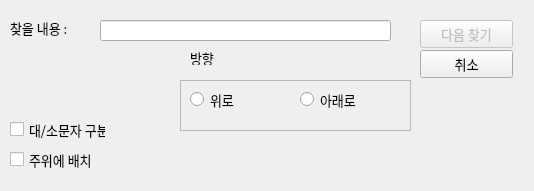
This is SW프로젝트/find.ui in hyunwk/transparent_notepad_python as Qt 5 draws it before an edit. The edited form follows.
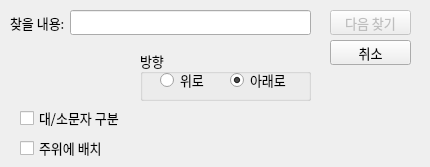
This is the edited form.

Commit message: find 파일 분리

```diff
--- a/SW프로젝트/find.ui
+++ b/SW프로젝트/find.ui
@@ -2,18 +2,22 @@
 <ui version="4.0">
  <class>Dialog</class>
  <widget class="QDialog" name="Dialog">
+  <property name="enabled">
+   <bool>true</bool>
+  </property>
   <property name="geometry">
    <rect>
     <x>0</x>
     <y>0</y>
-    <width>534</width>
-    <height>191</height>
+    <width>430</width>
+    <height>167</height>
    </rect>
   </property>
   <property name="font">
    <font>
-    <family>나눔고딕</family>
+    <family>나눔고딕OTF</family>
     <pointsize>10</pointsize>
+    <kerning>true</kerning>
    </font>
   </property>
   <property name="windowTitle">
@@ -23,28 +27,31 @@
    <property name="geometry">
     <rect>
      <x>10</x>
-     <y>20</y>
-     <width>81</width>
-     <height>16</height>
+     <y>10</y>
+     <width>56</width>
+     <height>25</height>
     </rect>
    </property>
    <property name="font">
     <font>
-     <family>Agency FB</family>
+     <family>나눔고딕OTF</family>
      <pointsize>10</pointsize>
     </font>
    </property>
    <property name="text">
-    <string>찾을 내용 : </string>
+    <string>찾을 내용:</string>
    </property>
   </widget>
   <widget class="QLineEdit" name="lineEdit">
+   <property name="enabled">
+    <bool>true</bool>
+   </property>
    <property name="geometry">
     <rect>
-     <x>100</x>
-     <y>20</y>
-     <width>291</width>
-     <height>21</height>
+     <x>70</x>
+     <y>10</y>
+     <width>241</width>
+     <height>25</height>
     </rect>
    </property>
   </widget>
@@ -54,15 +61,15 @@
    </property>
    <property name="geometry">
     <rect>
-     <x>420</x>
-     <y>20</y>
-     <width>93</width>
-     <height>28</height>
+     <x>330</x>
+     <y>10</y>
+     <width>81</width>
+     <height>25</height>
     </rect>
    </property>
    <property name="font">
     <font>
-     <family>Agency FB</family>
+     <family>나눔고딕OTF</family>
      <pointsize>10</pointsize>
     </font>
    </property>
@@ -71,17 +78,20 @@
    </property>
   </widget>
   <widget class="QPushButton" name="pushButton_cancel">
+   <property name="enabled">
+    <bool>true</bool>
+   </property>
    <property name="geometry">
     <rect>
-     <x>420</x>
-     <y>50</y>
-     <width>93</width>
-     <height>28</height>
+     <x>330</x>
+     <y>40</y>
+     <width>81</width>
+     <height>25</height>
     </rect>
    </property>
    <property name="font">
     <font>
-     <family>Agency FB</family>
+     <family>나눔고딕OTF</family>
      <pointsize>10</pointsize>
     </font>
    </property>
@@ -89,89 +99,16 @@
     <string>취소</string>
    </property>
   </widget>
-  <widget class="QFrame" name="frame">
-   <property name="geometry">
-    <rect>
-     <x>180</x>
-     <y>80</y>
-     <width>231</width>
-     <height>51</height>
-    </rect>
-   </property>
-   <property name="frameShape">
-    <enum>QFrame::StyledPanel</enum>
-   </property>
-   <property name="frameShadow">
-    <enum>QFrame::Raised</enum>
-   </property>
-   <widget class="QRadioButton" name="radioButton">
-    <property name="geometry">
-     <rect>
-      <x>10</x>
-      <y>10</y>
-      <width>71</width>
-      <height>19</height>
-     </rect>
-    </property>
-    <property name="font">
-     <font>
-      <family>나눔고딕</family>
-      <pointsize>10</pointsize>
-     </font>
-    </property>
-    <property name="text">
-     <string>위로</string>
-    </property>
-   </widget>
-   <widget class="QRadioButton" name="radioButton_2">
-    <property name="geometry">
-     <rect>
-      <x>120</x>
-      <y>10</y>
-      <width>71</width>
-      <height>19</height>
-     </rect>
-    </property>
-    <property name="font">
-     <font>
-      <family>나눔고딕</family>
-      <pointsize>10</pointsize>
-     </font>
-    </property>
-    <property name="text">
-     <string>아래로</string>
-    </property>
-   </widget>
-  </widget>
-  <widget class="QLabel" name="label_vector">
-   <property name="geometry">
-    <rect>
-     <x>190</x>
-     <y>50</y>
-     <width>64</width>
-     <height>15</height>
-    </rect>
-   </property>
-   <property name="font">
-    <font>
-     <family>Agency FB</family>
-     <pointsize>10</pointsize>
-    </font>
-   </property>
-   <property name="autoFillBackground">
+  <widget class="QCheckBox" name="checkBox_CaseSenesitive">
+   <property name="enabled">
     <bool>true</bool>
    </property>
-   <property name="text">
-    <string>방향</string>
-   </property>
-  </widget>
-  <widget class="QCheckBox" name="checkBox">
    <property name="geometry">
     <rect>
-     <x>10</x>
-     <y>120</y>
-     <width>96</width>
-     <height>19</height>
+     <x>20</x>
+     <y>110</y>
+     <width>111</width>
+     <height>16</height>
     </rect>
    </property>
    <property name="text">
@@ -181,16 +118,67 @@
   <widget class="QCheckBox" name="checkBox_2">
    <property name="geometry">
     <rect>
-     <x>10</x>
-     <y>150</y>
-     <width>121</width>
-     <height>19</height>
+     <x>20</x>
+     <y>140</y>
+     <width>81</width>
+     <height>16</height>
     </rect>
    </property>
    <property name="text">
     <string>주위에 배치</string>
    </property>
   </widget>
+  <widget class="QGroupBox" name="groupBox">
+   <property name="geometry">
+    <rect>
+     <x>140</x>
+     <y>50</y>
+     <width>171</width>
+     <height>51</height>
+    </rect>
+   </property>
+   <property name="title">
+    <string>방향</string>
+   </property>
+   <widget class="QRadioButton" name="radioButton_up">
+    <property name="geometry">
+     <rect>
+      <x>20</x>
+      <y>22</y>
+      <width>61</width>
+      <height>16</height>
+     </rect>
+    </property>
+    <property name="text">
+     <string>위로</string>
+    </property>
+   </widget>
+   <widget class="QRadioButton" name="radioButton_down">
+    <property name="geometry">
+     <rect>
+      <x>90</x>
+      <y>22</y>
+      <width>61</width>
+      <height>16</height>
+     </rect>
+    </property>
+    <property name="tabletTracking">
+     <bool>false</bool>
+    </property>
+    <property name="acceptDrops">
+     <bool>false</bool>
+    </property>
+    <property name="autoFillBackground">
+     <bool>false</bool>
+    </property>
+    <property name="text">
+     <string>아래로</string>
+    </property>
+    <property name="checked">
+     <bool>true</bool>
+    </property>
+   </widget>
+  </widget>
  </widget>
  <resources/>
  <connections/>
```
Left out of the diff: 3 changed lines with no effect on the pictures. The commit also changes 5 other files.
